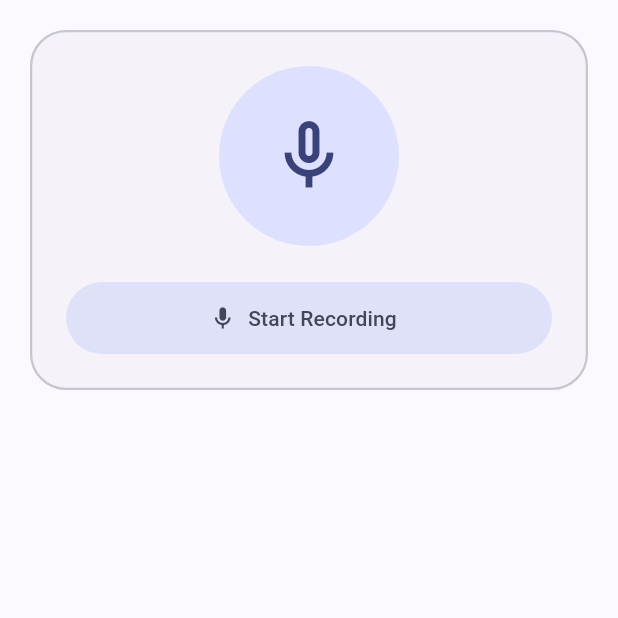
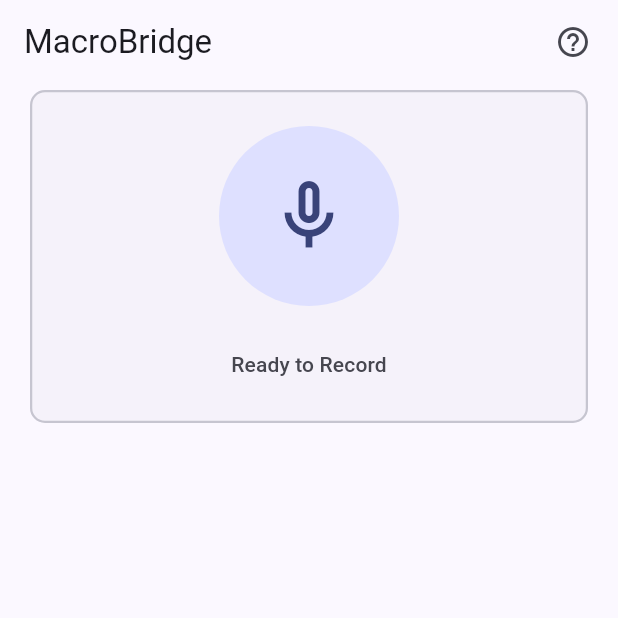
Before and after one commit to MacroBridge/app_main, a Flutter app: the screen it shows after launch, on a phone screen of 412 x 824 dp, the top half of it. Run offline on Flutter 3.47's test engine with Material 3 defaults, Android fonts, the phone set to English and light mode, and no system bars; drawn by our look-alikes of dynamic_color.

Commit message:
Finish up v1 of recording card. Create header card with help placeholder

```diff
--- a/lib/screens/home_screen.dart
+++ b/lib/screens/home_screen.dart
@@ -1,6 +1,6 @@
-import 'package:flutter/cupertino.dart';
 import 'package:flutter/material.dart';
 
+import '../widgets/header_card.dart';
 import '../widgets/recording_card.dart';
 
 class HomeScreen extends StatefulWidget {
@@ -49,9 +49,11 @@ class _HomeScreenState extends State<HomeScreen> {
   Widget build(BuildContext context) {
     // Build homescreen layout
     return Scaffold(
+      appBar: HeaderCard(title: "MacroBridge"),
       body: SafeArea(
         child: Padding(
-          padding: const EdgeInsets.all(16.0),
+          padding: const EdgeInsets.symmetric(horizontal: 16.0)
+              .copyWith(bottom: 16.0),
           child: Column(
             children: [
               // Recording Card Element
--- /dev/null
+++ b/lib/widgets/header_card.dart
@@ -0,0 +1,49 @@
+import 'package:flutter/material.dart';
+
+class HeaderCard extends StatelessWidget implements PreferredSizeWidget {
+  // Header Constructor
+  const HeaderCard({super.key, required this.title});
+
+  // Header Parameters
+  final String title;
+
+  // Help Message
+  static const String _helpMessage =
+      'This is the help message for this screen.';
+
+  @override
+  Widget build(BuildContext context) {
+    final colorScheme = Theme.of(context).colorScheme;
+
+    return AppBar(
+      title: Text(title),
+      centerTitle: false,
+      elevation: 0,
+      actions: [
+        IconButton(
+          icon: const Icon(Icons.help_outline),
+          tooltip: _helpMessage,
+          onPressed: () {
+            showDialog(
+              context: context,
+              builder: (_) => AlertDialog(
+                title: const Text('Help'),
+                content: const Text(_helpMessage),
+                actions: [
+                  TextButton(
+                    onPressed: () => Navigator.pop(context),
+                    child: const Text('OK'),
+                  ),
+                ],
+              ),
+            );
+          },
+        ),
+        const SizedBox(width: 6),
+      ],
+    );
+  }
+
+  @override
+  Size get preferredSize => Size.fromHeight(kToolbarHeight);
+}
--- a/lib/widgets/recording_card.dart
+++ b/lib/widgets/recording_card.dart
@@ -4,11 +4,6 @@ enum RecordingStatus { idle, recording, processing }
 
 // Recording Card widget - parent state management
 class RecordingCard extends StatelessWidget {
-  // Widget Parameters
-  final RecordingStatus status;
-  final VoidCallback onStart;
-  final VoidCallback onStop;
-
   // Widget Constructor
   const RecordingCard({
     super.key,
@@ -17,10 +12,16 @@ class RecordingCard extends StatelessWidget {
     required this.onStop,
   });
 
+  // Widget Parameters
+  final RecordingStatus status;
+  final VoidCallback onStart;
+  final VoidCallback onStop;
+
   @override
   Widget build(BuildContext context) {
     // Material You color palette
-    final colors = Theme.of(context).colorScheme;
+    final colorScheme = Theme.of(context).colorScheme;
+    final textScheme = Theme.of(context).textTheme;
 
     // Recording state variables
     final isRecording = status == RecordingStatus.recording;
@@ -28,23 +29,63 @@ class RecordingCard extends StatelessWidget {
 
     // Colors based on recording state (error* if recording, primary* otherwise)
     final circleBg = isRecording
-        ? colors.errorContainer
-        : colors.primaryContainer;
+        ? colorScheme.errorContainer
+        : colorScheme.primaryContainer;
     final circleFg = isRecording
-        ? colors.onErrorContainer
-        : colors.onPrimaryContainer;
-    final borderColor = isRecording ? colors.error : colors.outlineVariant;
+        ? colorScheme.onErrorContainer
+        : colorScheme.onPrimaryContainer;
+    final borderColor = isRecording
+        ? colorScheme.error
+        : colorScheme.outlineVariant;
 
-    // Microphone Button Element
-    final MicrophoneButtonElem = Center(
+    // Event Handlers
+    void handleRecordingStatus() {
+      // Do nothing if recording is being processed
+      if (isProcessing) return;
+
+      if (isRecording) {
+        // Call stop recording callback if recording
+        onStop();
+      } else {
+        // Call start recording callback if not recording
+        onStart();
+      }
+    }
+
+    // Animation Constants
+    const animationDuration = Duration(milliseconds: 250);
+    const animationCurve = Curves.easeInOut;
+
+    // UI Elements
+    final microphoneButtonElement = GestureDetector(
+      onTap: handleRecordingStatus,
+      child: Center(
         child:
-          isProcessing // Spinner if processing, mic icon otherwise
+            isProcessing // Spinner if processing, mic icon otherwise (filled when recording)
             ? CircularProgressIndicator(color: circleFg, strokeWidth: 3)
             : Icon(
-              // Mic icon is filled when recording
                 isRecording ? Icons.mic : Icons.mic_none_outlined,
                 size: 56,
                 color: circleFg,
+              ),
+      ),
+    );
+
+    final recordingStatusElement = SizedBox(
+      width: double.infinity,
+      height: 30,
+      child: Center(
+        child: Text(
+          switch (status) {
+            RecordingStatus.idle => "Ready to Record",
+            RecordingStatus.recording => "Recording...",
+            RecordingStatus.processing => "Processing...",
+          },
+          style: textScheme.titleSmall?.copyWith(
+            color: colorScheme.onSurfaceVariant,
+            fontWeight: FontWeight.w500,
+          ),
+        ),
       ),
     );
 
@@ -54,9 +95,9 @@ class RecordingCard extends StatelessWidget {
       elevation: 0,
       shape: RoundedRectangleBorder(
         side: BorderSide(color: borderColor, width: 1.5),
-        borderRadius: BorderRadius.circular(24),
+        borderRadius: BorderRadius.circular(10),
       ),
-      color: colors.surfaceContainerLow,
+      color: colorScheme.surfaceContainerLow,
 
       // Card Elements
       child: Padding(
@@ -64,59 +105,26 @@ class RecordingCard extends StatelessWidget {
         child: Column(
           mainAxisSize: MainAxisSize.min,
           children: [
-            // Microphone Circle Element
-            AnimatedScale(
-              scale: isRecording ? 1.08 : 1.0, // Increase size when recording
-              duration: const Duration(milliseconds: 250),
-              curve: Curves.easeInOut,
-              child: AnimatedContainer(
-                // Color/border transition speed
-                duration: const Duration(milliseconds: 250),
+            // Microphone Icon
+            AnimatedContainer(
+              duration: animationDuration,
               width: 120,
               height: 120,
               decoration: BoxDecoration(
                 shape: BoxShape.circle,
                 color: circleBg,
-                  border:
-                      isRecording // Show border only when recording
-                      ? Border.all(color: colors.error, width: 2)
+                border: isRecording
+                    ? Border.all(color: colorScheme.error, width: 2)
                     : null,
               ),
-                child: MicrophoneButtonElem,
-              ),
+              child: microphoneButtonElement,
             ),
 
-            // Separator Element
+            // Separator
             const SizedBox(height: 24),
 
-            // Recording Button Element
-            SizedBox(
-              width: double.infinity,
-              height: 48,
-              // Swap button based on state, not its label
-              child: isRecording
-                  ? FilledButton.icon(
-                      onPressed: onStop,
-                      icon: const Icon(Icons.stop_circle_outlined),
-                      label: const Text('Stop Recording'),
-                      style: FilledButton.styleFrom(
-                        backgroundColor: colors.error,
-                        foregroundColor: colors.onError,
-                      ),
-                    )
-                  : FilledButton.tonalIcon(
-                      onPressed: isProcessing ? null : onStart,
-                      // Disabled during processing
-                      icon: const Icon(Icons.mic_outlined),
-                      label: Text(
-                        isProcessing ? 'Processing...' : 'Start Recording',
-                      ),
-                      style: FilledButton.styleFrom(
-                        backgroundColor: colors.secondaryContainer,
-                        foregroundColor: colors.onSecondaryContainer,
-                      ),
-                    ),
-            ),
+            // Recording Status
+            recordingStatusElement,
           ],
         ),
       ),
```
Lines whose indentation alone changed are shown as unchanged.
